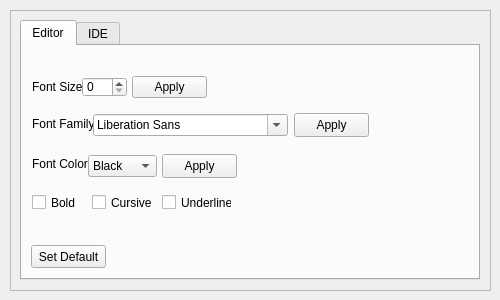
Before: the Qt Designer form settingsform.ui in plmr0/wyde, drawn with Qt 5.
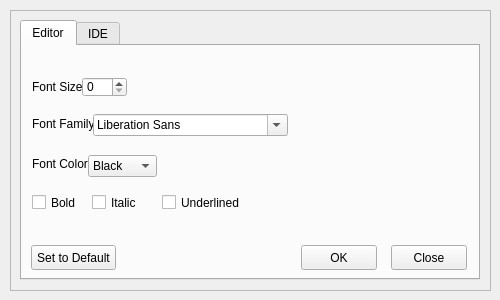
After: the same form once the commit is applied.

The edit to the form file:
```diff
--- a/settingsform.ui
+++ b/settingsform.ui
@@ -113,27 +113,27 @@
           <widget class="QPushButton" name="pushButton">
            <property name="geometry">
             <rect>
-             <x>110</x>
-             <y>30</y>
-             <width>75</width>
-             <height>22</height>
+             <x>279</x>
+             <y>199</y>
+             <width>76</width>
+             <height>25</height>
             </rect>
            </property>
            <property name="text">
-            <string>Apply</string>
+            <string>OK</string>
            </property>
           </widget>
           <widget class="QPushButton" name="pushButton_2">
            <property name="geometry">
             <rect>
-             <x>272</x>
-             <y>67</y>
-             <width>75</width>
-             <height>24</height>
+             <x>369</x>
+             <y>199</y>
+             <width>76</width>
+             <height>25</height>
             </rect>
            </property>
            <property name="text">
-            <string>Apply</string>
+            <string>Close</string>
            </property>
           </widget>
           <widget class="QCheckBox" name="checkBox">
@@ -159,7 +159,7 @@
             </rect>
            </property>
            <property name="text">
-            <string>Cursive</string>
+            <string>Italic</string>
            </property>
           </widget>
           <widget class="QCheckBox" name="checkBox_3">
@@ -167,12 +167,12 @@
             <rect>
              <x>140</x>
              <y>148</y>
-             <width>70</width>
+             <width>81</width>
              <height>17</height>
             </rect>
            </property>
            <property name="text">
-            <string>Underline</string>
+            <string>Underlined</string>
            </property>
           </widget>
           <widget class="QLabel" name="label_3">
@@ -231,27 +231,14 @@
           <widget class="QPushButton" name="pushButton_3">
            <property name="geometry">
             <rect>
-             <x>140</x>
-             <y>108</y>
-             <width>75</width>
-             <height>24</height>
-            </rect>
-           </property>
-           <property name="text">
-            <string>Apply</string>
-           </property>
-          </widget>
-          <widget class="QPushButton" name="pushButton_4">
-           <property name="geometry">
-            <rect>
              <x>9</x>
              <y>199</y>
-             <width>75</width>
-             <height>23</height>
+             <width>85</width>
+             <height>25</height>
             </rect>
            </property>
            <property name="text">
-            <string>Set Default</string>
+            <string>Set to Default</string>
            </property>
           </widget>
          </widget>
```
Left out of the diff: 14 changed lines with no effect on the pictures.
